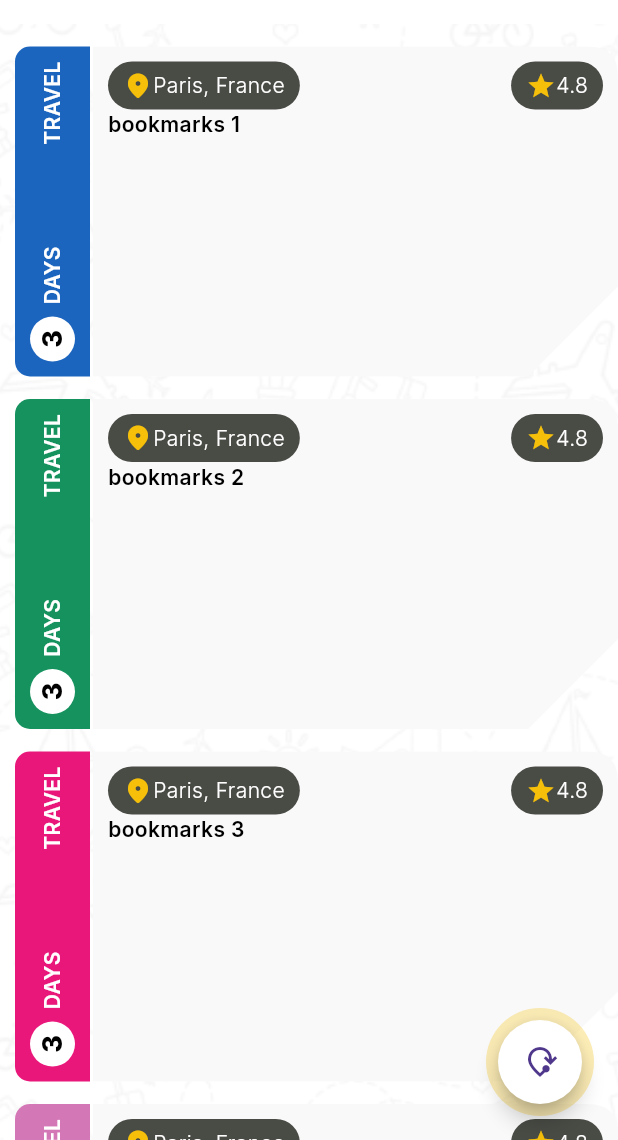
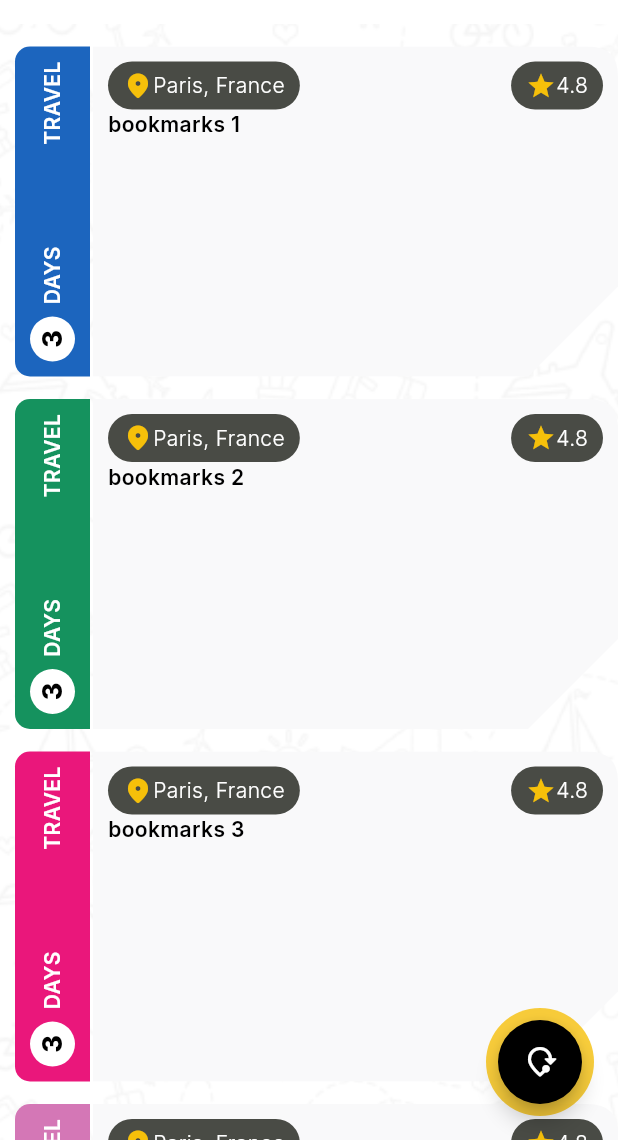
Before and after one commit to kwakyebrilliant/VoyageAI, a Flutter app: the screen it shows after launch, on a phone screen of 412 x 824 dp, the part 96-1236 px from its top. Run offline on Flutter 3.47's test engine with Material 3 defaults, Android fonts, the phone set to English and light mode, and no system bars; our stand-ins replace google_fonts.

Commit message:
home updates

```diff
--- a/lib/screens/home_screen.dart
+++ b/lib/screens/home_screen.dart
@@ -96,17 +96,18 @@ class _HomeScreenState extends State<HomeScreen> {
       floatingActionButton: Container(
         padding: const EdgeInsets.all(8.0),
         decoration: BoxDecoration(
-          color: const Color(0xFFF6C00A).withOpacity(0.3),
+          color: const Color(0xFFF6C00A).withOpacity(0.8),
           shape: BoxShape.circle,
         ),
         child: FloatingActionButton(
-          backgroundColor: const Color(0xFFFFFFFF),
+          backgroundColor: const Color(0xFF000000),
           shape: RoundedRectangleBorder(
             borderRadius: BorderRadius.circular(100.0),
           ),
           onPressed: widget.showPromptScreen,
           child: const Icon(
-            Icons.mode_of_travel_outlined,
+            Icons.mode_of_travel_rounded,
+            color: Color(0xFFFFFFFF),
           ),
         ),
       ),
```
